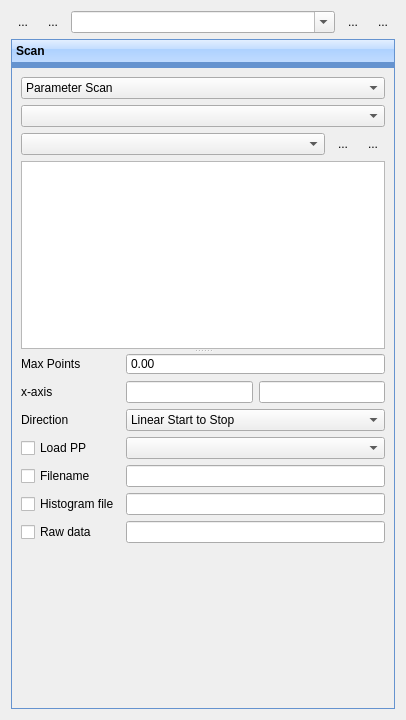
Before: the Qt Designer form ui/ScanControlUi.ui in MonroeQuantumNetworks/IonControl, drawn with Qt 5.
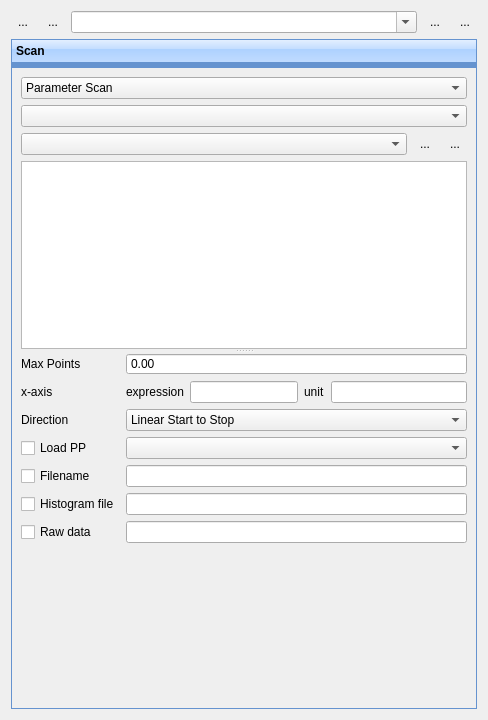
After: the same form once the commit is applied. Icons and pictures are not drawn. Custom widgets are drawn as their Qt base class.

Commit message: add labels in scan control

Patch:
```diff
--- a/ui/ScanControlUi.ui
+++ b/ui/ScanControlUi.ui
@@ -6,7 +6,7 @@
    <rect>
     <x>0</x>
     <y>0</y>
-    <width>406</width>
+    <width>488</width>
     <height>720</height>
    </rect>
   </property>
@@ -173,7 +173,7 @@
        <rect>
         <x>0</x>
         <y>0</y>
-        <width>386</width>
+        <width>468</width>
         <height>643</height>
        </rect>
       </property>
@@ -266,13 +266,6 @@
            <item row="4" column="2" colspan="2">
             <widget class="QLineEdit" name="filenameEdit"/>
            </item>
-           <item row="1" column="2">
-            <widget class="QLineEdit" name="xExprEdit">
-             <property name="toolTip">
-              <string>expression x is current value</string>
-             </property>
-            </widget>
-           </item>
            <item row="2" column="2" colspan="2">
             <widget class="QComboBox" name="scanTypeCombo">
              <item>
@@ -304,13 +297,6 @@
              </property>
             </widget>
            </item>
-           <item row="1" column="3">
-            <widget class="QLineEdit" name="xUnitEdit">
-             <property name="toolTip">
-              <string>unit</string>
-             </property>
-            </widget>
-           </item>
            <item row="1" column="0">
             <widget class="QLabel" name="xaxisLabel">
              <property name="text">
@@ -382,6 +368,42 @@
              </property>
             </widget>
            </item>
+           <item row="1" column="2">
+            <layout class="QHBoxLayout" name="horizontalLayout_9">
+             <item>
+              <widget class="QLabel" name="label">
+               <property name="text">
+                <string>expression</string>
+               </property>
+              </widget>
+             </item>
+             <item>
+              <widget class="QLineEdit" name="xExprEdit">
+               <property name="toolTip">
+                <string>expression x is current value</string>
+               </property>
+              </widget>
+             </item>
+            </layout>
+           </item>
+           <item row="1" column="3">
+            <layout class="QHBoxLayout" name="horizontalLayout_10">
+             <item>
+              <widget class="QLabel" name="label_2">
+               <property name="text">
+                <string>unit</string>
+               </property>
+              </widget>
+             </item>
+             <item>
+              <widget class="QLineEdit" name="xUnitEdit">
+               <property name="toolTip">
+                <string>unit</string>
+               </property>
+              </widget>
+             </item>
+            </layout>
+           </item>
           </layout>
          </widget>
         </widget>
```
Left out of the diff: 1 changed line with no effect on the pictures.
